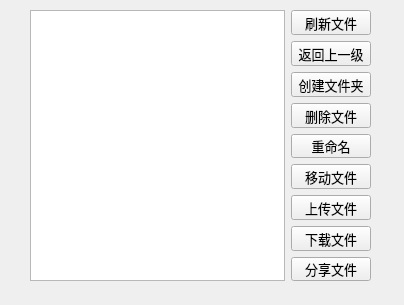
This is Client/file.ui in wenshuo-zh/qt-tcp as Qt 5 draws it before an edit. The edited form follows.
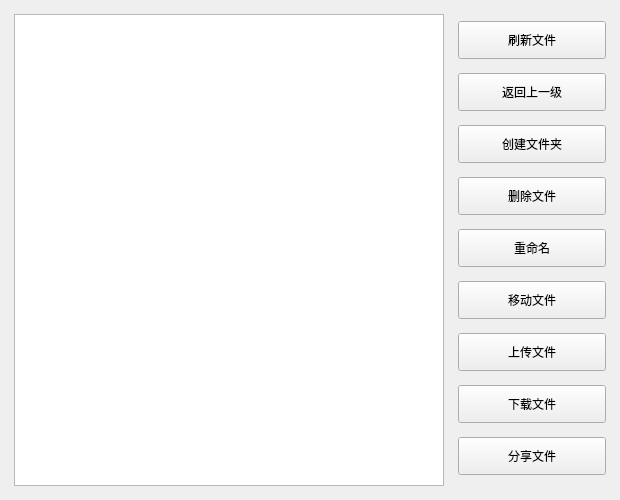
This is the edited form.

The edit to the form file:
```diff
--- a/Client/file.ui
+++ b/Client/file.ui
@@ -6,40 +6,84 @@
    <rect>
     <x>0</x>
     <y>0</y>
-    <width>404</width>
-    <height>305</height>
+    <width>620</width>
+    <height>500</height>
    </rect>
   </property>
+  <property name="minimumSize">
+   <size>
+    <width>620</width>
+    <height>500</height>
+   </size>
+  </property>
   <property name="windowTitle">
    <string>Form</string>
   </property>
+  <layout class="QVBoxLayout" name="rootLayout">
+   <property name="leftMargin">
+    <number>14</number>
+   </property>
+   <property name="topMargin">
+    <number>14</number>
+   </property>
+   <property name="rightMargin">
+    <number>14</number>
+   </property>
+   <property name="bottomMargin">
+    <number>14</number>
+   </property>
+   <item>
   <widget class="QWidget" name="">
-   <property name="geometry">
-    <rect>
-     <x>30</x>
-     <y>10</y>
-     <width>341</width>
-     <height>271</height>
-    </rect>
-   </property>
-   <property name="font">
-    <font>
-     <pointsize>10</pointsize>
-    </font>
+     <property name="sizePolicy">
+      <sizepolicy hsizetype="Expanding" vsizetype="Expanding">
+       <horstretch>0</horstretch>
+       <verstretch>0</verstretch>
+      </sizepolicy>
    </property>
    <layout class="QHBoxLayout" name="horizontalLayout">
+      <property name="spacing">
+       <number>14</number>
+      </property>
+      <property name="leftMargin">
+       <number>0</number>
+      </property>
+      <property name="topMargin">
+       <number>0</number>
+      </property>
+      <property name="rightMargin">
+       <number>0</number>
+      </property>
+      <property name="bottomMargin">
+       <number>0</number>
+      </property>
     <item>
-     <widget class="QListWidget" name="listWidget"/>
+       <widget class="QListWidget" name="listWidget">
+        <property name="minimumSize">
+         <size>
+          <width>320</width>
+          <height>440</height>
+         </size>
+        </property>
+       </widget>
     </item>
     <item>
      <layout class="QVBoxLayout" name="verticalLayout">
+        <property name="spacing">
+         <number>7</number>
+        </property>
       <item>
        <widget class="QPushButton" name="flush_PB">
-        <property name="font">
-         <font>
-          <family>Agency FB</family>
-          <pointsize>10</pointsize>
-         </font>
+          <property name="minimumSize">
+           <size>
+            <width>148</width>
+            <height>38</height>
+           </size>
+          </property>
+          <property name="maximumSize">
+           <size>
+            <width>148</width>
+            <height>38</height>
+           </size>
         </property>
         <property name="text">
          <string>刷新文件</string>
@@ -48,11 +92,17 @@
       </item>
       <item>
        <widget class="QPushButton" name="return_PB">
-        <property name="font">
-         <font>
-          <family>Agency FB</family>
-          <pointsize>10</pointsize>
-         </font>
+          <property name="minimumSize">
+           <size>
+            <width>148</width>
+            <height>38</height>
+           </size>
+          </property>
+          <property name="maximumSize">
+           <size>
+            <width>148</width>
+            <height>38</height>
+           </size>
         </property>
         <property name="text">
          <string>返回上一级</string>
@@ -61,11 +111,17 @@
       </item>
       <item>
        <widget class="QPushButton" name="mkdir_PB">
-        <property name="font">
-         <font>
-          <family>Agency FB</family>
-          <pointsize>10</pointsize>
-         </font>
+          <property name="minimumSize">
+           <size>
+            <width>148</width>
+            <height>38</height>
+           </size>
+          </property>
+          <property name="maximumSize">
+           <size>
+            <width>148</width>
+            <height>38</height>
+           </size>
         </property>
         <property name="text">
          <string>创建文件夹</string>
@@ -74,11 +130,17 @@
       </item>
       <item>
        <widget class="QPushButton" name="del_PB">
-        <property name="font">
-         <font>
-          <family>Agency FB</family>
-          <pointsize>10</pointsize>
-         </font>
+          <property name="minimumSize">
+           <size>
+            <width>148</width>
+            <height>38</height>
+           </size>
+          </property>
+          <property name="maximumSize">
+           <size>
+            <width>148</width>
+            <height>38</height>
+           </size>
         </property>
         <property name="text">
          <string>删除文件</string>
@@ -87,11 +149,17 @@
       </item>
       <item>
        <widget class="QPushButton" name="rename_PB">
-        <property name="font">
-         <font>
-          <family>Agency FB</family>
-          <pointsize>10</pointsize>
-         </font>
+          <property name="minimumSize">
+           <size>
+            <width>148</width>
+            <height>38</height>
+           </size>
+          </property>
+          <property name="maximumSize">
+           <size>
+            <width>148</width>
+            <height>38</height>
+           </size>
         </property>
         <property name="text">
          <string>重命名</string>
@@ -100,11 +168,17 @@
       </item>
       <item>
        <widget class="QPushButton" name="move_PB">
-        <property name="font">
-         <font>
-          <family>Agency FB</family>
-          <pointsize>10</pointsize>
-         </font>
+          <property name="minimumSize">
+           <size>
+            <width>148</width>
+            <height>38</height>
+           </size>
+          </property>
+          <property name="maximumSize">
+           <size>
+            <width>148</width>
+            <height>38</height>
+           </size>
         </property>
         <property name="text">
          <string>移动文件</string>
@@ -113,11 +187,17 @@
       </item>
       <item>
        <widget class="QPushButton" name="uplpad_PB">
-        <property name="font">
-         <font>
-          <family>Agency FB</family>
-          <pointsize>10</pointsize>
-         </font>
+          <property name="minimumSize">
+           <size>
+            <width>148</width>
+            <height>38</height>
+           </size>
+          </property>
+          <property name="maximumSize">
+           <size>
+            <width>148</width>
+            <height>38</height>
+           </size>
         </property>
         <property name="text">
          <string>上传文件</string>
@@ -126,11 +206,17 @@
       </item>
       <item>
        <widget class="QPushButton" name="download_PB">
-        <property name="font">
-         <font>
-          <family>Agency FB</family>
-          <pointsize>10</pointsize>
-         </font>
+          <property name="minimumSize">
+           <size>
+            <width>148</width>
+            <height>38</height>
+           </size>
+          </property>
+          <property name="maximumSize">
+           <size>
+            <width>148</width>
+            <height>38</height>
+           </size>
         </property>
         <property name="text">
          <string>下载文件</string>
@@ -139,11 +225,17 @@
       </item>
       <item>
        <widget class="QPushButton" name="share_PB">
-        <property name="font">
-         <font>
-          <family>Agency FB</family>
-          <pointsize>10</pointsize>
-         </font>
+          <property name="minimumSize">
+           <size>
+            <width>148</width>
+            <height>38</height>
+           </size>
+          </property>
+          <property name="maximumSize">
+           <size>
+            <width>148</width>
+            <height>38</height>
+           </size>
         </property>
         <property name="text">
          <string>分享文件</string>
@@ -154,6 +246,8 @@
     </item>
    </layout>
   </widget>
+   </item>
+  </layout>
  </widget>
  <resources/>
  <connections/>
```
Left out of the diff: 2 changed lines with no effect on the pictures. Lines whose indentation alone changed are shown as unchanged.
